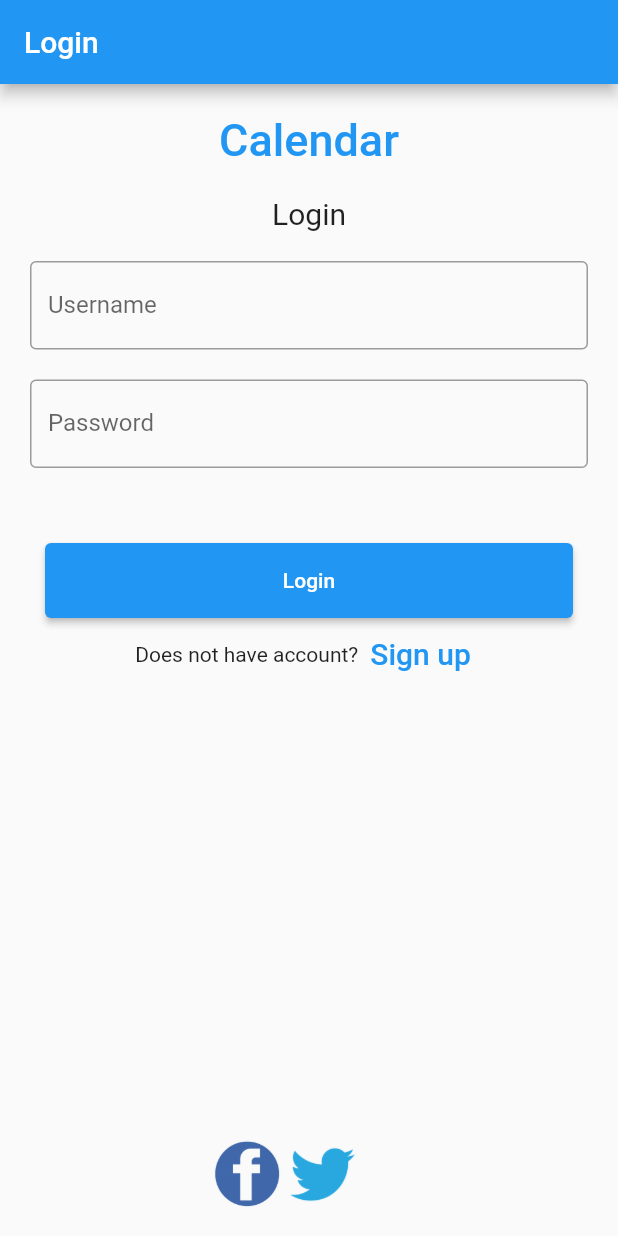
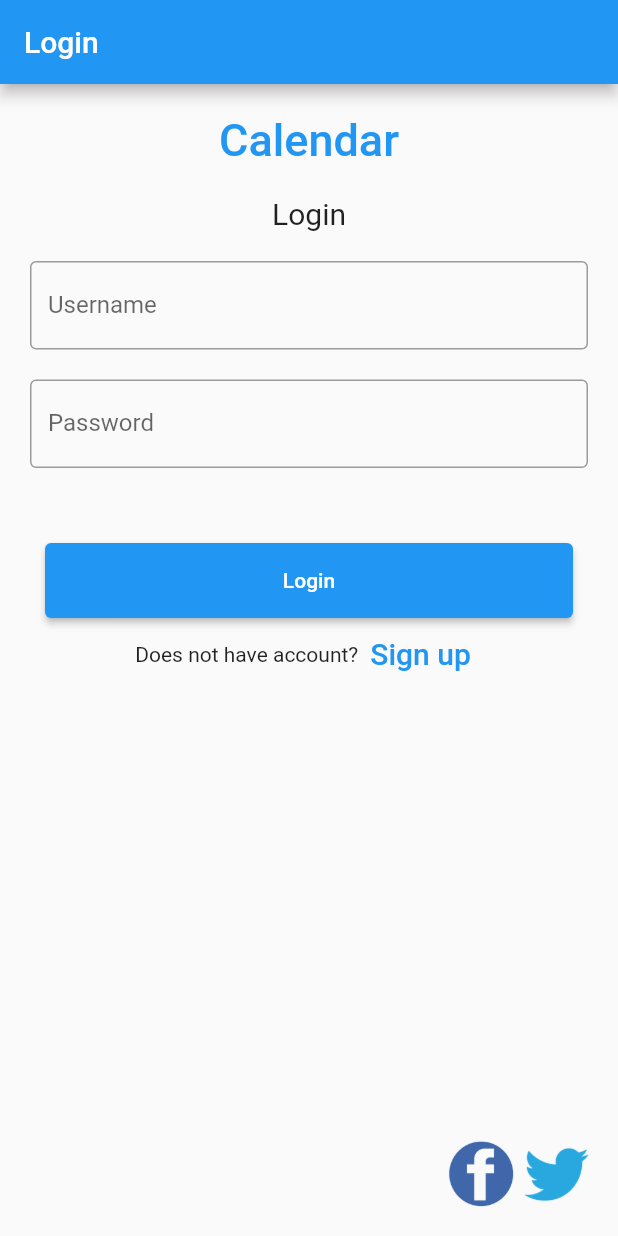
Before and after one commit to DanyPrv/calendarCM, a Flutter app: the screen it shows after launch, on a phone screen of 412 x 824 dp. Run offline on Flutter 3.47's test engine with Material 2 defaults, Android fonts, the phone set to English and light mode, and no system bars; our stand-ins replace google_maps_flutter, syncfusion_flutter_calendar.

Commit message:
clickable images position end

```diff
--- a/lib/login.dart
+++ b/lib/login.dart
@@ -22,9 +22,8 @@ class LoginSection extends StatelessWidget {
       home: Scaffold(
         appBar: AppBar(title: const Text(_title)),
         body: const Login(),
-        floatingActionButton:
-        Row(
-          mainAxisAlignment: MainAxisAlignment.center,
+        floatingActionButton: Row(
+          mainAxisAlignment: MainAxisAlignment.end,
           children: [
             InkWell(
               onTap: () => launchURL('https://www.facebook.com/'),
@@ -51,7 +50,7 @@ class LoginSection extends StatelessWidget {
                 height: 50,
               ),
             ),
-        ],
+          ],
         ),
       ),
     );
```
